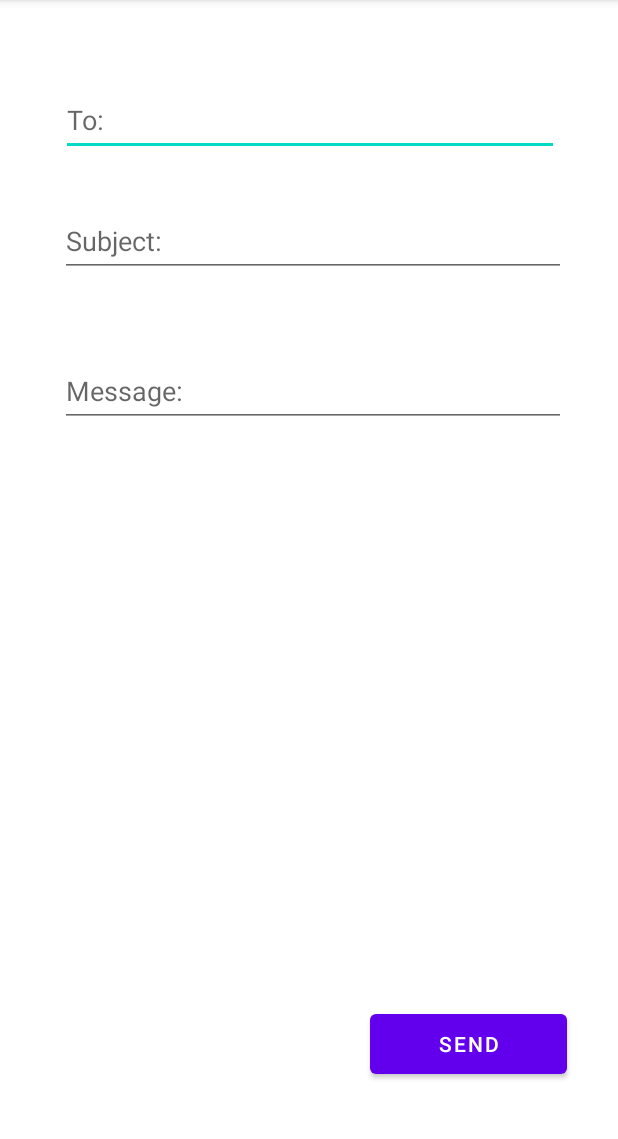
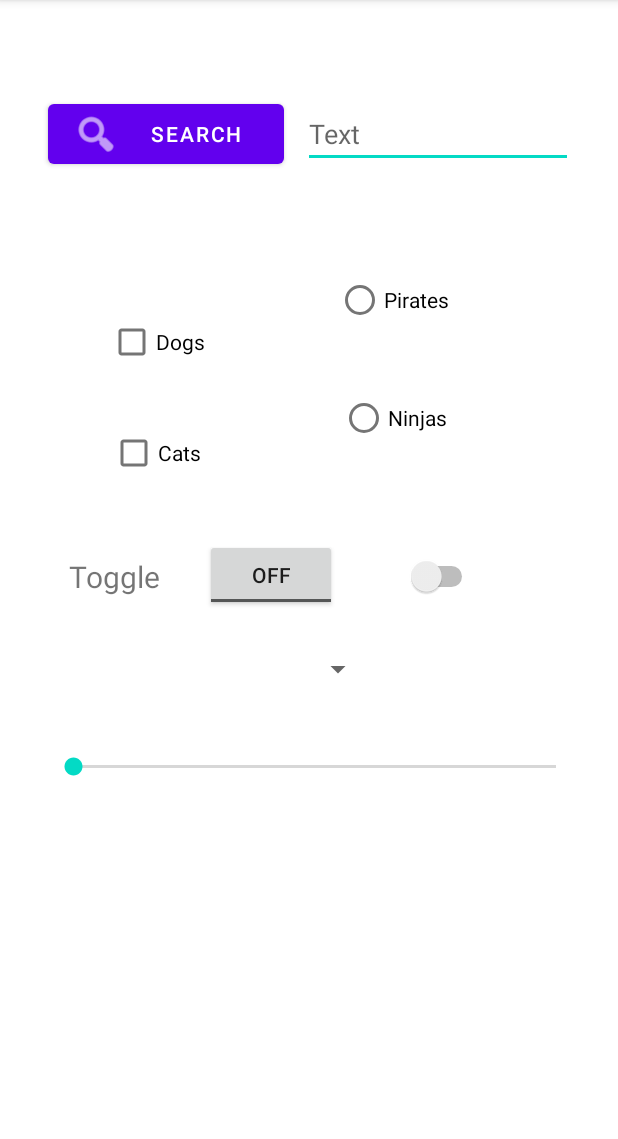
Before and after one commit to AshleyBelle/CARCUEVAS_IT-ELEC_830, an Android app: the ThirdActivity screen opened directly, with no data from a screen before it, on a phone screen of 412 x 824 dp, the part 84-1223 px from its top. Run offline under Robolectric (Android 15) with nearby library versions, the phone set to English and light mode, and no system bars.

Commit message:
CARCUEVAS ACT2 02/18/23

```diff
--- a/app/src/main/res/layout/activity_third.xml
+++ b/app/src/main/res/layout/activity_third.xml
@@ -8,49 +8,129 @@
 
     <com.google.android.material.textfield.TextInputEditText
         android:id="@+id/textInputEditText4"
-        android:layout_width="332dp"
-        android:layout_height="48dp"
-        android:layout_marginTop="56dp"
-        android:hint="To:"
+        android:layout_width="180dp"
+        android:layout_height="40dp"
+        android:layout_marginTop="72dp"
+        android:hint="Text"
         app:layout_constraintBottom_toTopOf="@+id/textInputEditText"
         app:layout_constraintEnd_toEndOf="parent"
-        app:layout_constraintHorizontal_bias="0.506"
+        app:layout_constraintHorizontal_bias="0.87"
         app:layout_constraintStart_toStartOf="parent"
         app:layout_constraintTop_toTopOf="parent" />
 
-    <com.google.android.material.textfield.TextInputEditText
-        android:id="@+id/editText2"
-        android:layout_width="337dp"
-        android:layout_height="48dp"
-        android:hint="Message:"
+    <Button
+        android:id="@+id/button6"
+        android:layout_width="157dp"
+        android:layout_height="52dp"
+        android:text="Search"
+        app:icon="@android:drawable/ic_menu_search"
         app:layout_constraintBottom_toBottomOf="parent"
         app:layout_constraintEnd_toEndOf="parent"
-        app:layout_constraintHorizontal_bias="0.54"
+        app:layout_constraintHorizontal_bias="0.125"
         app:layout_constraintStart_toStartOf="parent"
         app:layout_constraintTop_toTopOf="parent"
-        app:layout_constraintVertical_bias="0.329" />
+        app:layout_constraintVertical_bias="0.088" />
 
-    <com.google.android.material.textfield.TextInputEditText
-        android:id="@+id/textInputEditText3"
-        android:layout_width="337dp"
-        android:layout_height="48dp"
-        android:hint="Subject:"
+    <CheckBox
+        android:id="@+id/checkBox"
+        android:layout_width="wrap_content"
+        android:layout_height="wrap_content"
+        android:layout_marginBottom="516dp"
+        android:text="Dogs"
         app:layout_constraintBottom_toBottomOf="parent"
         app:layout_constraintEnd_toEndOf="parent"
-        app:layout_constraintHorizontal_bias="0.54"
-        app:layout_constraintStart_toStartOf="parent"
-        app:layout_constraintTop_toBottomOf="@+id/textInputEditText4"
-        app:layout_constraintVertical_bias="0.053" />
+        app:layout_constraintHorizontal_bias="0.208"
+        app:layout_constraintStart_toStartOf="parent" />
 
-    <Button
-        android:id="@+id/button6"
-        android:layout_width="131dp"
-        android:layout_height="52dp"
-        android:text="Send"
+    <CheckBox
+        android:id="@+id/checkBox2"
+        android:layout_width="wrap_content"
+        android:layout_height="wrap_content"
+        android:layout_marginBottom="416dp"
+        android:text="Cats"
         app:layout_constraintBottom_toBottomOf="parent"
         app:layout_constraintEnd_toEndOf="parent"
-        app:layout_constraintHorizontal_bias="0.878"
+        app:layout_constraintHorizontal_bias="0.208"
+        app:layout_constraintStart_toStartOf="parent"
+        app:layout_constraintTop_toBottomOf="@+id/checkBox" />
+
+    <RadioButton
+        android:id="@+id/radioButton"
+        android:layout_width="wrap_content"
+        android:layout_height="wrap_content"
+        android:text="Pirates"
+        app:layout_constraintBottom_toBottomOf="parent"
+        app:layout_constraintEnd_toEndOf="parent"
+        app:layout_constraintHorizontal_bias="0.665"
         app:layout_constraintStart_toStartOf="parent"
         app:layout_constraintTop_toTopOf="parent"
-        app:layout_constraintVertical_bias="0.936" />
+        app:layout_constraintVertical_bias="0.244" />
+
+    <RadioButton
+        android:id="@+id/radioButton2"
+        android:layout_width="wrap_content"
+        android:layout_height="wrap_content"
+        android:text="Ninjas"
+        app:layout_constraintBottom_toBottomOf="parent"
+        app:layout_constraintEnd_toEndOf="parent"
+        app:layout_constraintHorizontal_bias="0.665"
+        app:layout_constraintStart_toStartOf="parent"
+        app:layout_constraintTop_toTopOf="parent"
+        app:layout_constraintVertical_bias="0.354" />
+
+    <TextView
+        android:id="@+id/textView"
+        android:layout_width="wrap_content"
+        android:layout_height="wrap_content"
+        android:text="Toggle"
+        android:textSize="20sp"
+        app:layout_constraintBottom_toBottomOf="parent"
+        app:layout_constraintEnd_toEndOf="parent"
+        app:layout_constraintHorizontal_bias="0.13"
+        app:layout_constraintStart_toStartOf="parent"
+        app:layout_constraintTop_toTopOf="parent" />
+
+    <ToggleButton
+        android:id="@+id/toggleButton"
+        android:layout_width="wrap_content"
+        android:layout_height="wrap_content"
+        android:text="ToggleButton"
+        app:layout_constraintBottom_toBottomOf="parent"
+        app:layout_constraintEnd_toEndOf="parent"
+        app:layout_constraintHorizontal_bias="0.421"
+        app:layout_constraintStart_toStartOf="parent"
+        app:layout_constraintTop_toTopOf="parent"
+        app:layout_constraintVertical_bias="0.499" />
+
+    <Switch
+        android:id="@+id/switch1"
+        android:layout_width="82dp"
+        android:layout_height="23dp"
+        app:layout_constraintBottom_toBottomOf="parent"
+        app:layout_constraintEnd_toEndOf="parent"
+        app:layout_constraintHorizontal_bias="0.717"
+        app:layout_constraintStart_toStartOf="parent"
+        app:layout_constraintTop_toTopOf="parent" />
+
+    <Spinner
+        android:id="@+id/spinner"
+        android:layout_width="217dp"
+        android:layout_height="31dp"
+        app:layout_constraintBottom_toBottomOf="parent"
+        app:layout_constraintEnd_toEndOf="parent"
+        app:layout_constraintHorizontal_bias="0.164"
+        app:layout_constraintStart_toStartOf="parent"
+        app:layout_constraintTop_toTopOf="parent"
+        app:layout_constraintVertical_bias="0.585" />
+
+    <SeekBar
+        android:id="@+id/seekBar"
+        android:layout_width="354dp"
+        android:layout_height="46dp"
+        app:layout_constraintBottom_toBottomOf="parent"
+        app:layout_constraintEnd_toEndOf="parent"
+        app:layout_constraintHorizontal_bias="0.561"
+        app:layout_constraintStart_toStartOf="parent"
+        app:layout_constraintTop_toTopOf="parent"
+        app:layout_constraintVertical_bias="0.677" />
 </androidx.constraintlayout.widget.ConstraintLayout>
```
